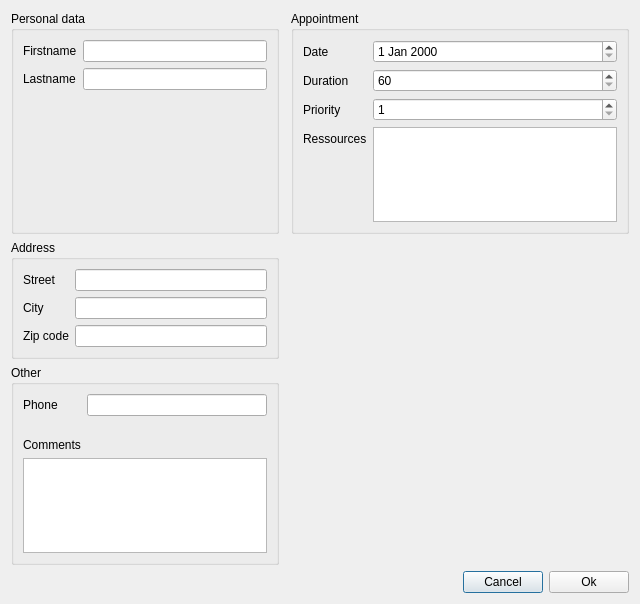
Above: addclientwindow.ui from mariedegen/QtProject before the change. Below: the same form after it.
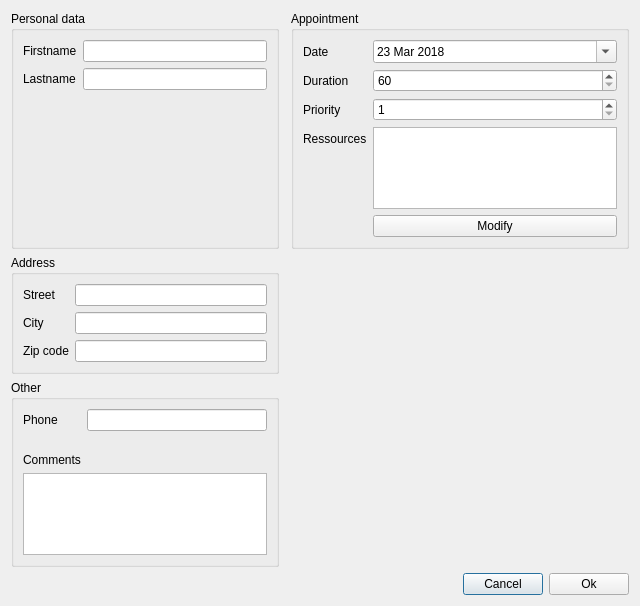
That is the form after the change. Icons and pictures are not drawn.

Patch:
```diff
--- a/addclientwindow.ui
+++ b/addclientwindow.ui
@@ -7,7 +7,7 @@
     <x>0</x>
     <y>0</y>
     <width>640</width>
-    <height>604</height>
+    <height>606</height>
    </rect>
   </property>
   <property name="windowTitle">
@@ -183,9 +183,6 @@
         </property>
        </widget>
       </item>
-      <item row="0" column="1">
-       <widget class="QDateEdit" name="dateEdit"/>
-      </item>
       <item row="1" column="0">
        <widget class="QLabel" name="durationLbl">
         <property name="text">
@@ -228,7 +225,79 @@
        </widget>
       </item>
       <item row="3" column="1">
-       <widget class="QListView" name="ressourceList"/>
+       <widget class="QListView" name="ressourceList">
+        <property name="selectionMode">
+         <enum>QAbstractItemView::MultiSelection</enum>
+        </property>
+       </widget>
+      </item>
+      <item row="4" column="1">
+       <widget class="QPushButton" name="modifyListRessource">
+        <property name="text">
+         <string>Modify</string>
+        </property>
+        <property name="autoDefault">
+         <bool>false</bool>
+        </property>
+       </widget>
+      </item>
+      <item row="0" column="1">
+       <widget class="QDateEdit" name="dateEdit">
+        <property name="dateTime">
+         <datetime>
+          <hour>8</hour>
+          <minute>0</minute>
+          <second>0</second>
+          <year>2018</year>
+          <month>3</month>
+          <day>23</day>
+         </datetime>
+        </property>
+        <property name="minimumDateTime">
+         <datetime>
+          <hour>8</hour>
+          <minute>0</minute>
+          <second>0</second>
+          <year>2018</year>
+          <month>3</month>
+          <day>23</day>
+         </datetime>
+        </property>
+        <property name="maximumDate">
+         <date>
+          <year>2020</year>
+          <month>12</month>
+          <day>31</day>
+         </date>
+        </property>
+        <property name="minimumDate">
+         <date>
+          <year>2018</year>
+          <month>3</month>
+          <day>23</day>
+         </date>
+        </property>
+        <property name="maximumTime">
+         <time>
+          <hour>18</hour>
+          <minute>0</minute>
+          <second>0</second>
+         </time>
+        </property>
+        <property name="minimumTime">
+         <time>
+          <hour>8</hour>
+          <minute>0</minute>
+          <second>0</second>
+         </time>
+        </property>
+        <property name="currentSection">
+         <enum>QDateTimeEdit::DaySection</enum>
+        </property>
+        <property name="calendarPopup">
+         <bool>true</bool>
+        </property>
+       </widget>
       </item>
      </layout>
     </widget>
```
